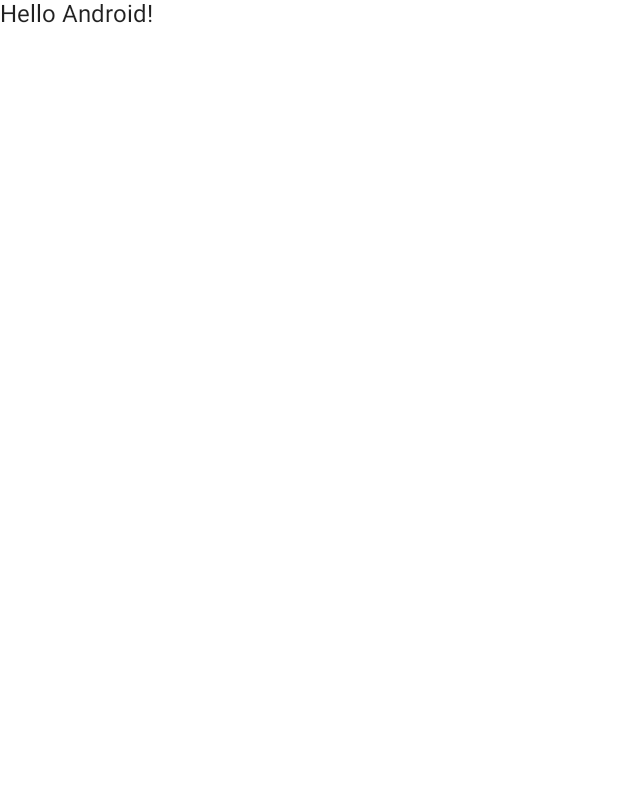
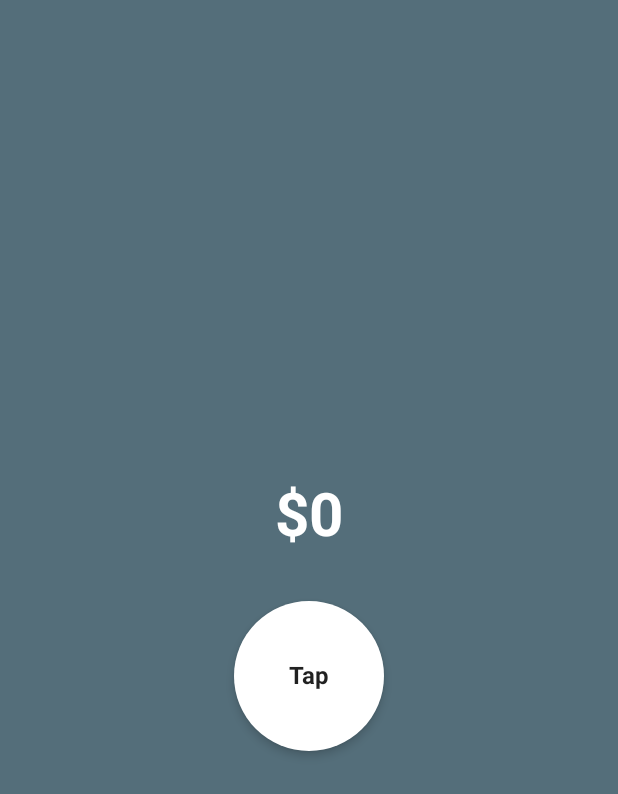
Before and after one commit to anex06/JPComposeFundamentals, an Android app built with Jetpack Compose: the screen it shows after launch (MainActivity), on a phone screen of 412 x 824 dp. Before the commit the part shown is almost empty. Shown: the top 794 px of the screen. Run offline under Robolectric (Android 15) with nearby library versions, the phone set to English and light mode, and no system bars.

Commit message:
Commit State hoisting

```diff
--- a/app/src/main/java/com/myjetpack/jpcomposefundamentals/MainActivity.kt
+++ b/app/src/main/java/com/myjetpack/jpcomposefundamentals/MainActivity.kt
@@ -1,43 +1,97 @@
 package com.myjetpack.jpcomposefundamentals
 
 import android.os.Bundle
+import android.util.Log
 import androidx.activity.ComponentActivity
 import androidx.activity.compose.setContent
-import androidx.compose.foundation.layout.fillMaxSize
-import androidx.compose.material.MaterialTheme
-import androidx.compose.material.Surface
-import androidx.compose.material.Text
-import androidx.compose.runtime.Composable
+import androidx.compose.foundation.clickable
+import androidx.compose.foundation.layout.*
+import androidx.compose.foundation.shape.CircleShape
+import androidx.compose.material.*
+import androidx.compose.material.SnackbarDefaults.backgroundColor
+import androidx.compose.runtime.*
+import androidx.compose.ui.Alignment
 import androidx.compose.ui.Modifier
+import androidx.compose.ui.geometry.CornerRadius
+import androidx.compose.ui.graphics.Color
+import androidx.compose.ui.graphics.RectangleShape
+import androidx.compose.ui.text.TextStyle
+import androidx.compose.ui.text.font.FontFamily
+import androidx.compose.ui.text.font.FontWeight
+import androidx.compose.ui.text.style.TextAlign
 import androidx.compose.ui.tooling.preview.Preview
+import androidx.compose.ui.unit.TextUnit
+import androidx.compose.ui.unit.dp
+import androidx.compose.ui.unit.sp
 import com.myjetpack.jpcomposefundamentals.ui.theme.JPComposeFundamentalsTheme
+import com.myjetpack.jpcomposefundamentals.ui.theme.Shapes
 
 class MainActivity : ComponentActivity() {
+
     override fun onCreate(savedInstanceState: Bundle?) {
         super.onCreate(savedInstanceState)
         setContent {
             JPComposeFundamentalsTheme {
                 // A surface container using the 'background' color from the theme
-                Surface(
-                    modifier = Modifier.fillMaxSize(),
-                    color = MaterialTheme.colors.background
-                ) {
-                    Greeting("Android")
-                }
+                MyApp()
             }
+
         }
     }
 }
 
 @Composable
-fun Greeting(name: String) {
-    Text(text = "Hello $name!")
+fun MyApp(){
+    val moneyCounter = remember {
+        mutableStateOf(0)
+    }
+    Surface(modifier = Modifier
+        .fillMaxSize(),
+        color = Color(0xFF546E7A)){
+        Column(verticalArrangement = Arrangement.Center,
+            horizontalAlignment = Alignment.CenterHorizontally) {
+            Text(text = "$${moneyCounter.value}",
+            style = TextStyle(
+                fontSize = 40.sp,
+                color = Color.White,
+                fontWeight = FontWeight.Bold,
+            ))
+            Spacer(modifier = Modifier.height(30.dp))
+            CreateCircle(moneyCounter=moneyCounter.value){
+                moneyCounter.value = it
+            }
+        }
+
+        }
+    }
+
+
+//@Preview
+@Composable
+fun CreateCircle(moneyCounter: Int = 0, updateCounter:(Int)->Unit){
+    Card(modifier = Modifier
+        .padding(3.dp)
+        .size(100.dp)
+        .clickable {
+            updateCounter(moneyCounter + 10)
+        },
+        shape = CircleShape,
+        elevation = 4.dp) {
+        Box(contentAlignment = Alignment.Center) {
+            Text(text = "Tap", fontWeight = FontWeight.Bold)
+        }
+
+    }
 }
+val lambda:(Int, Int) ->Int={
+    a,b-> a+b
+}
+
 
 @Preview(showBackground = true)
 @Composable
 fun DefaultPreview() {
     JPComposeFundamentalsTheme {
-        Greeting("Android")
+      MyApp()
     }
 }
```
